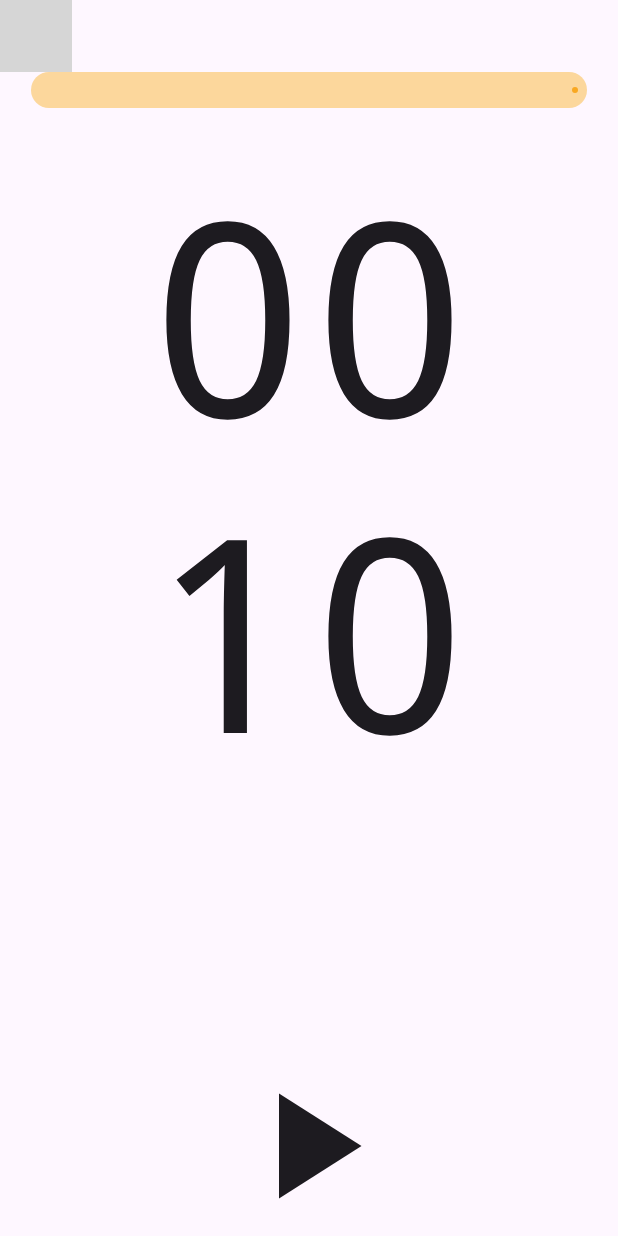
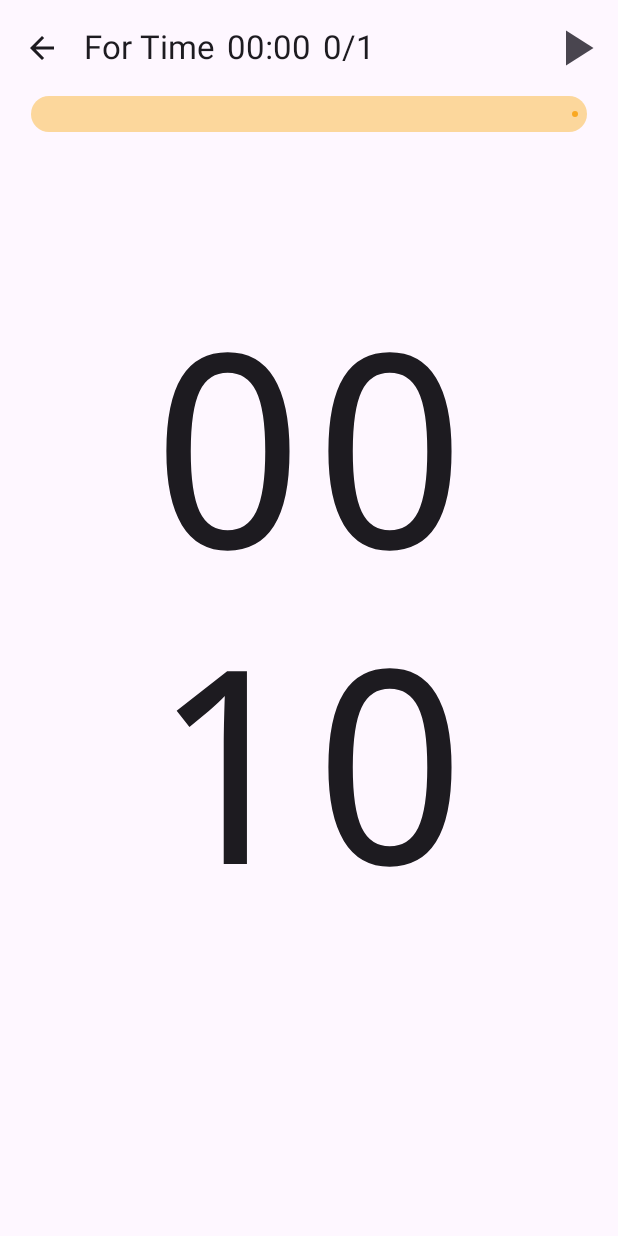
Before and after one commit to IvanTorGim/Workout-Timer, an Android app built with Jetpack Compose: the ForTimeScreen screen opened through its navigation route, after a tap on "Start", on a phone screen of 412 x 824 dp. Run offline under Robolectric (Android 15) with nearby library versions, the phone set to English and light mode, and no system bars; our stand-ins replace Dagger/Hilt's generated code, Room's generated code; grey boxes are pictures that could not be loaded.

Commit message:
put the buttons in the top bar and animate linear progress indicator

```diff
--- a/app/src/main/java/com/ivtogi/workouttimer/ui/screens/common/TopBar.kt
+++ b/app/src/main/java/com/ivtogi/workouttimer/ui/screens/common/TopBar.kt
@@ -1,9 +1,6 @@
 package com.ivtogi.workouttimer.ui.screens.common
 
 import androidx.annotation.StringRes
-import androidx.compose.foundation.layout.Row
-import androidx.compose.foundation.layout.Spacer
-import androidx.compose.foundation.layout.width
 import androidx.compose.material.icons.Icons
 import androidx.compose.material.icons.automirrored.filled.ArrowBack
 import androidx.compose.material3.ExperimentalMaterial3Api
@@ -12,29 +9,17 @@ import androidx.compose.material3.IconButton
 import androidx.compose.material3.Text
 import androidx.compose.material3.TopAppBar
 import androidx.compose.runtime.Composable
-import androidx.compose.ui.Modifier
 import androidx.compose.ui.res.stringResource
-import androidx.compose.ui.unit.dp
 import com.ivtogi.workouttimer.R
 
 @OptIn(ExperimentalMaterial3Api::class)
 @Composable
 fun TopBar(
     @StringRes title: Int,
-    timer: String = "",
-    rounds: String = "",
     onBackClick: () -> Unit
 ) {
     TopAppBar(
-        title = {
-            Row {
-                Text(text = stringResource(id = title))
-                Spacer(modifier = Modifier.width(8.dp))
-                Text(text = timer)
-                Spacer(modifier = Modifier.width(8.dp))
-                Text(text = rounds)
-            }
-        },
+        title = { Text(text = stringResource(id = title)) },
         navigationIcon = {
             IconButton(onClick = onBackClick) {
                 Icon(
--- a/app/src/main/java/com/ivtogi/workouttimer/ui/screens/timer/TimerScreen.kt
+++ b/app/src/main/java/com/ivtogi/workouttimer/ui/screens/timer/TimerScreen.kt
@@ -1,19 +1,16 @@
 package com.ivtogi.workouttimer.ui.screens.timer
 
+import androidx.compose.animation.core.animateFloatAsState
 import androidx.compose.foundation.layout.Arrangement
 import androidx.compose.foundation.layout.Box
 import androidx.compose.foundation.layout.Column
-import androidx.compose.foundation.layout.Row
 import androidx.compose.foundation.layout.fillMaxSize
 import androidx.compose.foundation.layout.fillMaxWidth
 import androidx.compose.foundation.layout.height
 import androidx.compose.foundation.layout.padding
-import androidx.compose.material.icons.Icons
-import androidx.compose.material.icons.filled.Pause
-import androidx.compose.material.icons.filled.PlayArrow
-import androidx.compose.material.icons.filled.Replay
 import androidx.compose.material3.LinearProgressIndicator
 import androidx.compose.material3.MaterialTheme
+import androidx.compose.material3.ProgressIndicatorDefaults
 import androidx.compose.material3.Scaffold
 import androidx.compose.material3.Text
 import androidx.compose.runtime.Composable
@@ -31,7 +28,6 @@ import com.ivtogi.workouttimer.domain.model.Timer.Type.AMRAP
 import com.ivtogi.workouttimer.domain.model.Timer.Type.EMOM
 import com.ivtogi.workouttimer.domain.model.Timer.Type.FOR_TIME
 import com.ivtogi.workouttimer.ui.screens.timer.composable.MarqueeText
-import com.ivtogi.workouttimer.ui.screens.timer.composable.TimerIconButton
 import com.ivtogi.workouttimer.ui.screens.timer.composable.TimerTopBar
 
 @Composable
@@ -56,7 +52,12 @@ fun TimerScreen(
                 title = string,
                 timer = "${timer.toStringMinutes()}:${timer.toStringSeconds()}",
                 rounds = "${state.actualRound}/${state.timer.rounds}",
-                onBackClick = onBackClick
+                isPaused = state.isPaused,
+                isStarted = state.isStarted,
+                onBackClick = onBackClick,
+                onPlayClick = { viewModel.startTimer() },
+                onPauseClick = { viewModel.pauseTimer() },
+                onResetClick = { viewModel.resetTimer() }
             )
         }
     ) { paddingValues ->
@@ -68,6 +69,10 @@ fun TimerScreen(
                 FOR_TIME -> state.actualTime.toFloat() / state.timer.end.toFloat()
                 EMOM, AMRAP -> (state.timer.initial.toFloat() - state.actualTime.toFloat()) / state.timer.initial.toFloat()
             }
+            val animatedProgress by animateFloatAsState(
+                targetValue = if (state.isCountdown) 0f else progress,
+                animationSpec = ProgressIndicatorDefaults.ProgressAnimationSpec
+            )
             if (localConfiguration.screenWidthDp > 600) {
                 Column(
                     modifier = Modifier.fillMaxSize(),
@@ -75,7 +80,7 @@ fun TimerScreen(
                     verticalArrangement = Arrangement.SpaceBetween
                 ) {
                     LinearProgressIndicator(
-                        progress = { if (state.isCountdown) 0f else progress },
+                        progress = { animatedProgress },
                         modifier = Modifier
                             .fillMaxWidth(.9f)
                             .height(24.dp)
@@ -90,29 +95,6 @@ fun TimerScreen(
                             style = MaterialTheme.typography.displayLarge,
                             modifier = Modifier.align(Alignment.Center)
                         )
-                        if (state.isPaused) {
-                            TimerIconButton(
-                                icon = Icons.Default.PlayArrow,
-                                contentDescription = R.string.play_timer,
-                                onClick = { viewModel.startTimer() },
-                                modifier = Modifier.align(Alignment.CenterEnd)
-                            )
-                            if (state.isStarted) {
-                                TimerIconButton(
-                                    icon = Icons.Default.Replay,
-                                    contentDescription = R.string.reset_timer,
-                                    onClick = { viewModel.resetTimer() },
-                                    modifier = Modifier.align(Alignment.CenterStart)
-                                )
-                            }
-                        } else {
-                            TimerIconButton(
-                                icon = Icons.Default.Pause,
-                                contentDescription = R.string.pause_timer,
-                                onClick = { viewModel.pauseTimer() },
-                                modifier = Modifier.align(Alignment.CenterEnd)
-                            )
-                        }
                     }
                     MarqueeText(workout = state.timer.workout, isPaused = state.isPaused)
                 }
@@ -123,7 +105,7 @@ fun TimerScreen(
                     verticalArrangement = Arrangement.SpaceBetween
                 ) {
                     LinearProgressIndicator(
-                        progress = { if (state.isCountdown) 0f else progress },
+                        progress = { animatedProgress },
                         modifier = Modifier
                             .fillMaxWidth(.9f)
                             .height(24.dp)
@@ -137,31 +119,8 @@ fun TimerScreen(
                             text = state.actualTime.toStringSeconds(),
                             style = MaterialTheme.typography.displayLarge
                         )
-
                     }
                     MarqueeText(workout = state.timer.workout, isPaused = state.isPaused)
-                    if (state.isPaused) {
-                        Row(horizontalArrangement = Arrangement.spacedBy(16.dp)) {
-                            TimerIconButton(
-                                icon = Icons.Default.PlayArrow,
-                                contentDescription = R.string.play_timer,
-                                onClick = { viewModel.startTimer() },
-                            )
-                            if (state.isStarted) {
-                                TimerIconButton(
-                                    icon = Icons.Default.Replay,
-                                    contentDescription = R.string.reset_timer,
-                                    onClick = { viewModel.resetTimer() },
-                                )
-                            }
-                        }
-                    } else {
-                        TimerIconButton(
-                            icon = Icons.Default.Pause,
-                            contentDescription = R.string.pause_timer,
-                            onClick = { viewModel.pauseTimer() },
-                        )
-                    }
                 }
             }
         }
--- a/app/src/main/java/com/ivtogi/workouttimer/ui/screens/timer/composable/TimerIconButton.kt
+++ /dev/null
@@ -1,32 +0,0 @@
-package com.ivtogi.workouttimer.ui.screens.timer.composable
-
-import androidx.annotation.StringRes
-import androidx.compose.foundation.layout.fillMaxSize
-import androidx.compose.foundation.layout.size
-import androidx.compose.material3.Icon
-import androidx.compose.material3.IconButton
-import androidx.compose.runtime.Composable
-import androidx.compose.ui.Modifier
-import androidx.compose.ui.graphics.vector.ImageVector
-import androidx.compose.ui.res.stringResource
-import androidx.compose.ui.unit.dp
-
-@Composable
-fun TimerIconButton(
-    icon: ImageVector,
-    @StringRes contentDescription: Int,
-    onClick: () -> Unit,
-    modifier: Modifier = Modifier
-) {
-    IconButton(
-        onClick = onClick,
-        modifier = modifier
-            .size(120.dp)
-    ) {
-        Icon(
-            imageVector = icon,
-            contentDescription = stringResource(id = contentDescription),
-            modifier = Modifier.fillMaxSize()
-        )
-    }
-}
--- /dev/null
+++ b/app/src/main/java/com/ivtogi/workouttimer/ui/screens/timer/composable/TimerTopBar.kt
@@ -0,0 +1,84 @@
+package com.ivtogi.workouttimer.ui.screens.timer.composable
+
+import androidx.annotation.StringRes
+import androidx.compose.foundation.layout.Row
+import androidx.compose.foundation.layout.Spacer
+import androidx.compose.foundation.layout.fillMaxSize
+import androidx.compose.foundation.layout.width
+import androidx.compose.material.icons.Icons
+import androidx.compose.material.icons.automirrored.filled.ArrowBack
+import androidx.compose.material.icons.filled.Pause
+import androidx.compose.material.icons.filled.PlayArrow
+import androidx.compose.material.icons.filled.Restore
+import androidx.compose.material3.ExperimentalMaterial3Api
+import androidx.compose.material3.Icon
+import androidx.compose.material3.IconButton
+import androidx.compose.material3.Text
+import androidx.compose.material3.TopAppBar
+import androidx.compose.runtime.Composable
+import androidx.compose.ui.Modifier
+import androidx.compose.ui.res.stringResource
+import androidx.compose.ui.unit.dp
+import com.ivtogi.workouttimer.R
+
+@OptIn(ExperimentalMaterial3Api::class)
+@Composable
+fun TimerTopBar(
+    @StringRes title: Int,
+    timer: String = "",
+    rounds: String = "",
+    isPaused: Boolean,
+    isStarted: Boolean,
+    onBackClick: () -> Unit,
+    onPlayClick: () -> Unit,
+    onPauseClick: () -> Unit,
+    onResetClick: () -> Unit
+) {
+    TopAppBar(
+        title = {
+            Row {
+                Text(text = stringResource(id = title))
+                Spacer(modifier = Modifier.width(8.dp))
+                Text(text = timer)
+                Spacer(modifier = Modifier.width(8.dp))
+                Text(text = rounds)
+            }
+        },
+        navigationIcon = {
+            IconButton(onClick = onBackClick) {
+                Icon(
+                    imageVector = Icons.AutoMirrored.Filled.ArrowBack,
+                    contentDescription = stringResource(id = R.string.go_back)
+                )
+            }
+        },
+        actions = {
+            if (isPaused) {
+                if (isStarted) {
+                    IconButton(onClick = onResetClick) {
+                        Icon(
+                            imageVector = Icons.Default.Restore,
+                            contentDescription = stringResource(R.string.reset_timer),
+                            modifier = Modifier.fillMaxSize()
+                        )
+                    }
+                }
+                IconButton(onClick = onPlayClick) {
+                    Icon(
+                        imageVector = Icons.Default.PlayArrow,
+                        contentDescription = stringResource(R.string.play_timer),
+                        modifier = Modifier.fillMaxSize()
+                    )
+                }
+            } else {
+                IconButton(onClick = onPauseClick) {
+                    Icon(
+                        imageVector = Icons.Default.Pause,
+                        contentDescription = stringResource(R.string.pause_timer),
+                        modifier = Modifier.fillMaxSize()
+                    )
+                }
+            }
+        }
+    )
+}
```
